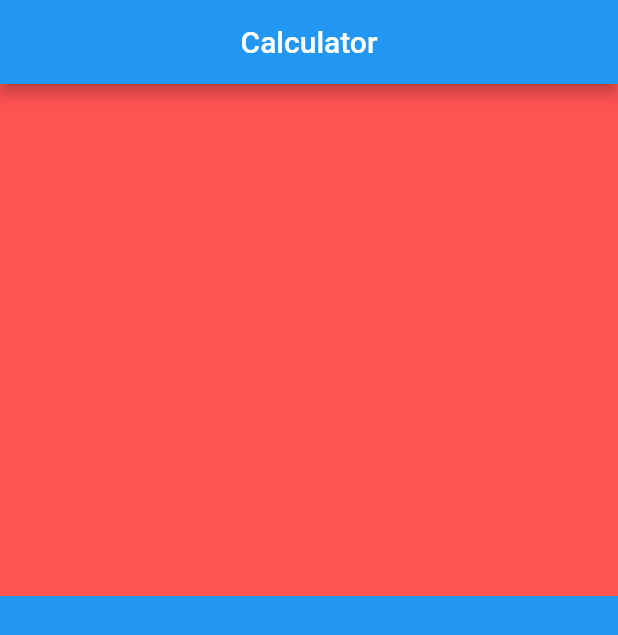
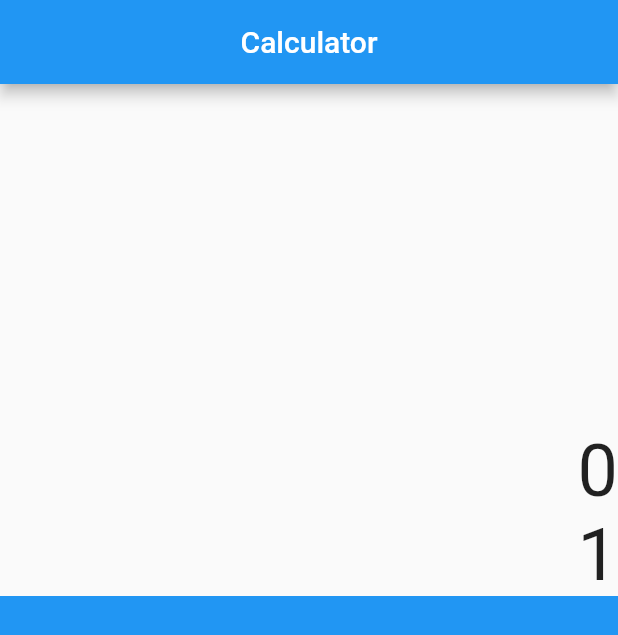
Before and after one commit to Inst1nct007/Calculator, a Flutter app: the screen it shows after launch, on a phone screen of 412 x 824 dp. Shown: the top 635 px of the screen. Run offline on Flutter 3.47's test engine with Material 2 defaults, Android fonts, the phone set to English and light mode, and no system bars.

Commit message:
The Numbers now Show up at the right place!

```diff
--- a/lib/main.dart
+++ b/lib/main.dart
@@ -24,14 +24,19 @@ class _CalculatorAppState extends State<CalculatorApp> {
     return MaterialApp(
       home: Scaffold(
         appBar: AppBar(
-          title: Text('Calculator'),
+          title: const Text('Calculator'),
           centerTitle: true,
         ),
         body: Column(
           children: [
             Expanded(
-              child: Container(
-                color: Colors.redAccent,
+              child: Column(
+                mainAxisAlignment: MainAxisAlignment.end,
+                crossAxisAlignment: CrossAxisAlignment.stretch,
+                children:  [
+                  Container(alignment: Alignment.centerRight,child: const Text('0', style: TextStyle(fontSize: 48),)),
+                  Container(alignment: Alignment.centerRight,child: const Text('1', style: TextStyle(fontSize: 48),)),
+                ],
               ),
               flex: 4,
             ),
```
